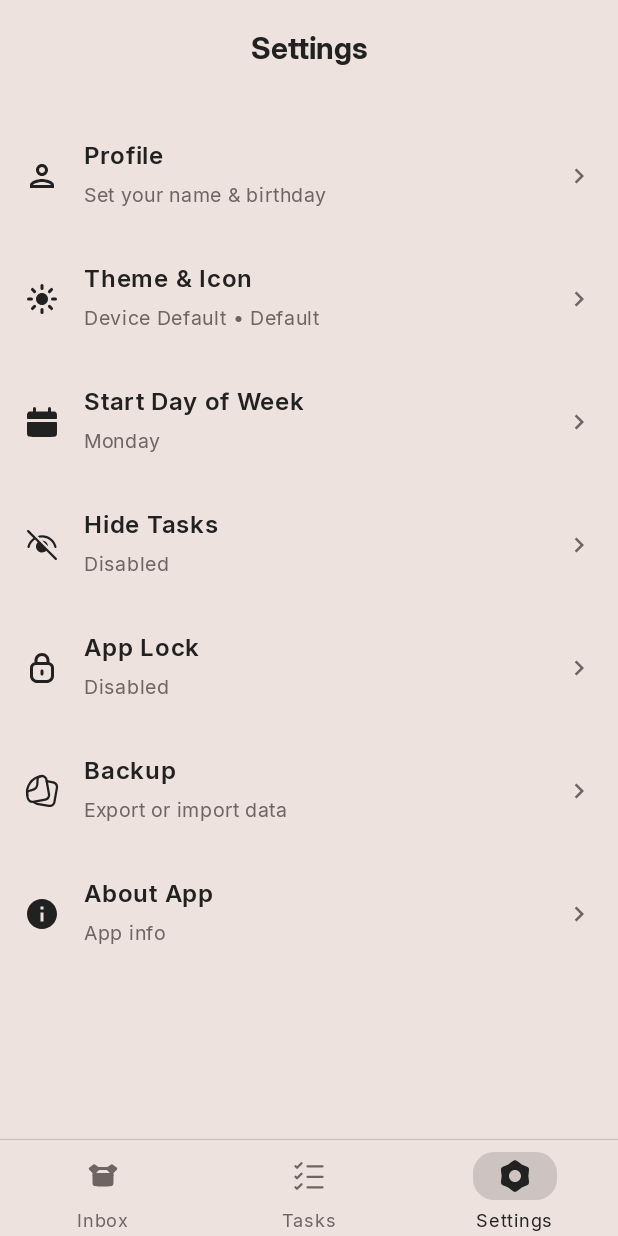
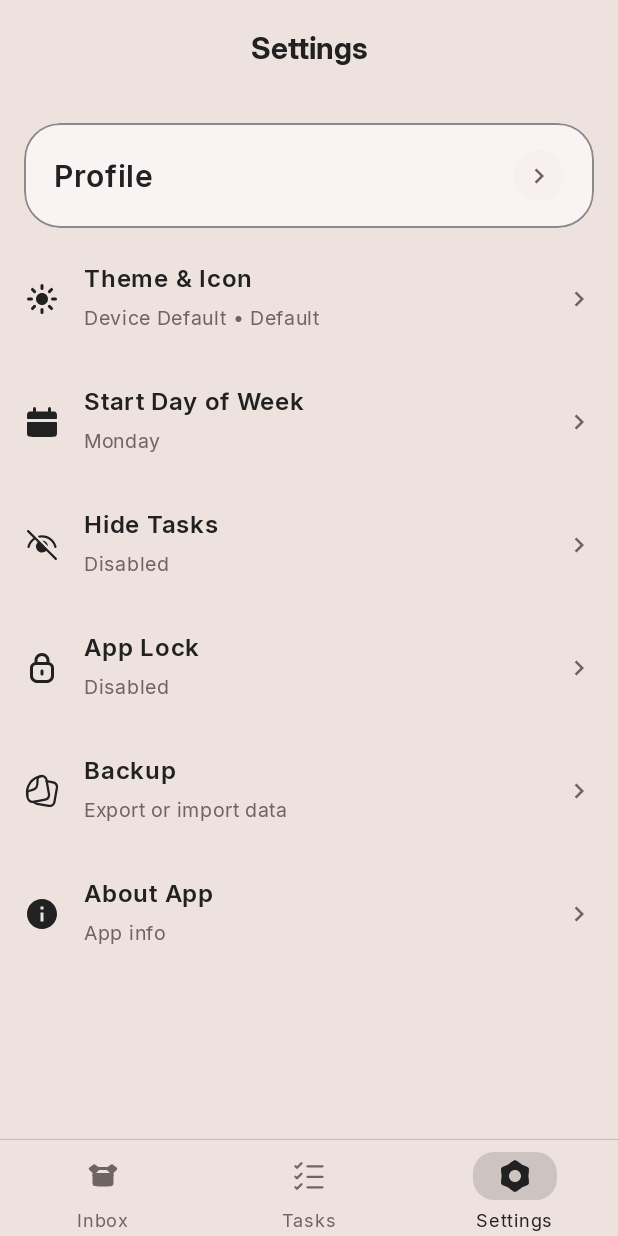
Before and after one commit to outlandishomar/Acta, an Android app built with Jetpack Compose: the screen it shows after launch (MainActivity), after a tap on "Settings", on a phone screen of 412 x 824 dp. Run offline under Robolectric (Android 15) with nearby library versions, the phone set to English and light mode, and no system bars; our stand-ins replace Room's generated code; libraries missing offline, so code that uses them is left out: androidx.glance, androidx.glance.appwidget, sh.calvin.reorderable; 3 statements that could not run were skipped.

Commit message:
edited new section

```diff
--- a/app/src/main/java/com/outlandishomar/acta/ui/screens/HomeScreen.kt
+++ b/app/src/main/java/com/outlandishomar/acta/ui/screens/HomeScreen.kt
@@ -66,6 +66,7 @@ import androidx.compose.ui.graphics.graphicsLayer
 import android.content.ClipDescription
 import androidx.compose.ui.text.font.FontWeight
 import androidx.compose.ui.text.style.TextAlign
+import androidx.compose.ui.text.style.TextOverflow
 import androidx.compose.ui.unit.dp
 import androidx.compose.ui.unit.sp
 import androidx.lifecycle.compose.collectAsStateWithLifecycle
@@ -445,7 +446,9 @@ fun HomeScreen(viewModel: TaskViewModel, openTaskId: Int = -1, onTaskOpened: ()
                     ) {
                         TaskTopBar(
                             selectedDate = selectedDate,
-                            onCalendarClick = { showDatePicker = true }
+                            onCalendarClick = { showDatePicker = true },
+                            titleText = "Hi, ${AppSettings.userName.trim().ifEmpty { "User" }}",
+                            isTitleClickable = false
                         )
                         CalendarStrip(
                             selectedDate = selectedDate,
@@ -881,9 +884,11 @@ fun HomeScreen(viewModel: TaskViewModel, openTaskId: Int = -1, onTaskOpened: ()
 @Composable
 fun TaskTopBar(
     selectedDate: LocalDate,
-    onCalendarClick: () -> Unit
+    onCalendarClick: () -> Unit,
+    titleText: String? = null,
+    isTitleClickable: Boolean = true
 ) {
-    val title = selectedDate.format(
+    val title = titleText ?: selectedDate.format(
         DateTimeFormatter.ofPattern("MMMM yyyy", Locale.getDefault())
     )
 
@@ -900,13 +905,23 @@ fun TaskTopBar(
             fontSize = 28.sp,
             fontWeight = FontWeight.Bold,
             color = TextPrimary,
+            maxLines = 1,
+            overflow = TextOverflow.Ellipsis,
             style = androidx.compose.ui.text.TextStyle(
                 platformStyle = androidx.compose.ui.text.PlatformTextStyle(
                     includeFontPadding = false
                 )
             ),
             fontFamily = InterDisplay,
-            modifier = Modifier.appleClickable(onCalendarClick)
+            modifier = Modifier
+                .weight(1f)
+                .then(
+                    if (isTitleClickable) {
+                        Modifier.appleClickable(onCalendarClick)
+                    } else {
+                        Modifier
+                    }
+                )
         )
         Row(
             verticalAlignment = Alignment.CenterVertically,
--- a/app/src/main/java/com/outlandishomar/acta/ui/screens/SettingsScreen.kt
+++ b/app/src/main/java/com/outlandishomar/acta/ui/screens/SettingsScreen.kt
@@ -1,9 +1,13 @@
 package com.outlandishomar.acta.ui.screens
 
+import androidx.compose.foundation.BorderStroke
+import androidx.compose.foundation.background
 import androidx.compose.foundation.clickable
 import androidx.compose.foundation.isSystemInDarkTheme
 import androidx.compose.foundation.layout.*
 import androidx.compose.foundation.rememberScrollState
+import androidx.compose.foundation.shape.CircleShape
+import androidx.compose.foundation.shape.RoundedCornerShape
 import androidx.compose.foundation.verticalScroll
 import androidx.compose.material.icons.Icons
 import androidx.compose.material.icons.filled.ChevronRight
@@ -13,7 +17,8 @@ import androidx.compose.material.icons.filled.CalendarToday
 import androidx.compose.material.icons.filled.CloudUpload
 import androidx.compose.material.icons.filled.Star
 import androidx.compose.material.icons.filled.GridView
-import androidx.compose.material.icons.outlined.Person
+import androidx.compose.ui.draw.clip
+import androidx.compose.ui.text.style.TextOverflow
 import com.outlandishomar.acta.data.AppIconManager
 import com.outlandishomar.acta.data.AppSettings
 import com.outlandishomar.acta.data.saveFirstDayOfWeek
@@ -39,6 +44,75 @@ import com.outlandishomar.acta.ui.theme.*
 
 import com.outlandishomar.acta.ui.viewmodel.TaskViewModel
 import androidx.lifecycle.viewmodel.compose.viewModel
+
+@Composable
+private fun ProfilePillCard(
+    userName: String,
+    formattedBirthday: String?,
+    onClick: () -> Unit
+) {
+    val hasProfile = userName.isNotEmpty() || formattedBirthday != null
+    val titleText = if (userName.isNotEmpty()) userName else "Profile"
+
+    Surface(
+        shape = RoundedCornerShape(24.dp),
+        color = Grey50,
+        border = BorderStroke(1.dp, Divider.copy(alpha = 0.5f)),
+        modifier = Modifier
+            .fillMaxWidth()
+            .padding(horizontal = 16.dp, vertical = 6.dp)
+            .clip(RoundedCornerShape(24.dp))
+            .clickable(onClick = onClick)
+    ) {
+        Row(
+            modifier = Modifier
+                .fillMaxWidth()
+                .padding(horizontal = 20.dp, vertical = 18.dp),
+            verticalAlignment = Alignment.CenterVertically
+        ) {
+            Column(
+                modifier = Modifier.weight(1f),
+                verticalArrangement = Arrangement.Center
+            ) {
+                Text(
+                    text = titleText,
+                    fontSize = 20.sp,
+                    fontWeight = FontWeight.Bold,
+                    color = TextPrimary,
+                    maxLines = 1,
+                    overflow = TextOverflow.Ellipsis
+                )
+                if (hasProfile && formattedBirthday != null) {
+                    Spacer(modifier = Modifier.height(4.dp))
+                    Text(
+                        text = formattedBirthday,
+                        fontSize = 14.sp,
+                        color = TextSecondary,
+                        maxLines = 1,
+                        overflow = TextOverflow.Ellipsis
+                    )
+                }
+            }
+
+            Spacer(modifier = Modifier.width(12.dp))
+
+            Box(
+                modifier = Modifier
+                    .size(34.dp)
+                    .clip(CircleShape)
+                    .background(Grey100),
+                contentAlignment = Alignment.Center
+            ) {
+                Icon(
+                    imageVector = Icons.Filled.ChevronRight,
+                    contentDescription = "Open Profile",
+                    tint = TextSecondary,
+                    modifier = Modifier.size(20.dp)
+                )
+            }
+        }
+    }
+}
 
 @OptIn(ExperimentalMaterial3Api::class)
 @Composable
@@ -135,23 +209,15 @@ fun SettingsScreen(
         ) {
             Spacer(modifier = Modifier.height(12.dp))
 
-            val profileSubtext = remember(AppSettings.userName, AppSettings.userBirthday) {
-                val namePart = AppSettings.userName.trim()
-                val datePart = AppSettings.userBirthday?.format(
+            val formattedBirthday = remember(AppSettings.userBirthday) {
+                AppSettings.userBirthday?.format(
                     DateTimeFormatter.ofPattern("MMM d, yyyy", Locale.getDefault())
                 )
-                when {
-                    namePart.isNotEmpty() && datePart != null -> "$namePart • $datePart"
-                    namePart.isNotEmpty() -> namePart
-                    datePart != null -> datePart
-                    else -> "Set your name & birthday"
-                }
             }
 
-            SettingsItem(
-                icon = Icons.Outlined.Person,
-                title = "Profile",
-                subtext = profileSubtext,
+            ProfilePillCard(
+                userName = AppSettings.userName.trim(),
+                formattedBirthday = formattedBirthday,
                 onClick = { showProfileScreen = true }
             )
 
```
